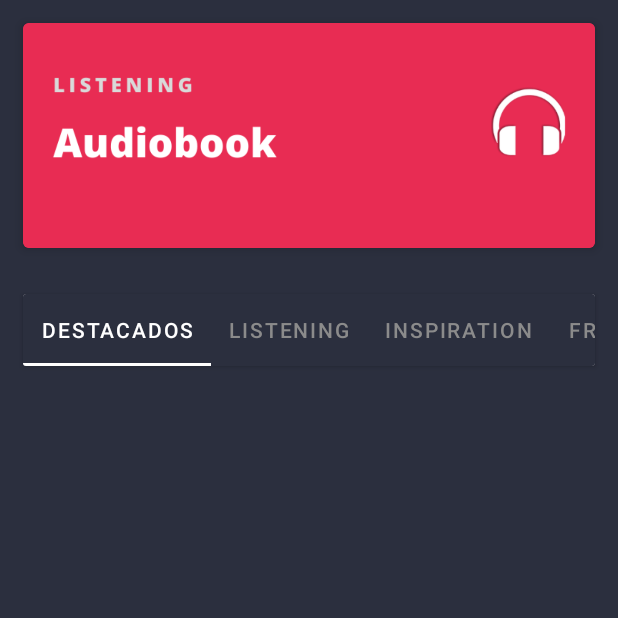
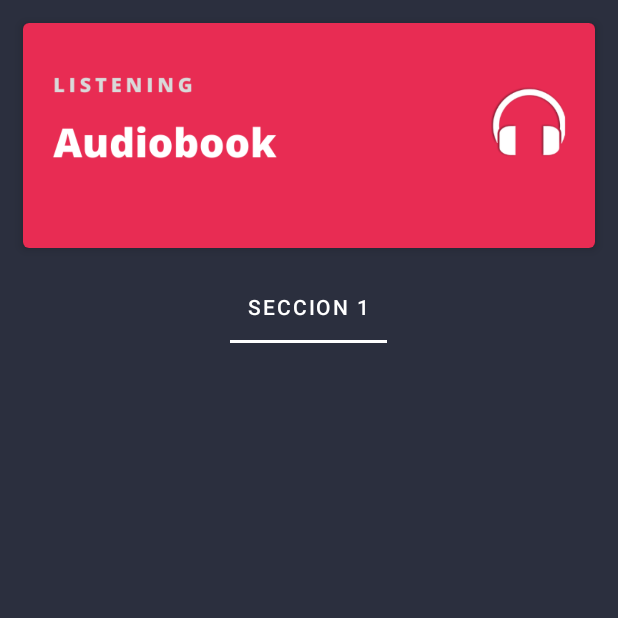
Before and after one commit to g3rardogo/BooksApp, an Android app: the screen it shows after launch (MainActivity), on a phone screen of 412 x 824 dp, the top half of it. Run offline under Robolectric (Android 15) with nearby library versions, the phone set to English and light mode, and no system bars; our stand-ins replace Firebase (no records; nobody signed in at launch, a user with empty details on screens opened directly).

Commit message:
Migrando a scrolling fragment en la pantalla principal

```diff
--- /dev/null
+++ b/app/src/main/java/com/books/app/view/adapter/SectionsPagerAdapter.kt
@@ -0,0 +1,41 @@
+package com.books.app.view.adapter
+
+import android.content.Context
+import androidx.fragment.app.Fragment
+import androidx.fragment.app.FragmentManager
+import androidx.fragment.app.FragmentPagerAdapter
+import com.books.app.R
+import com.books.app.view.ui.fragments.BooksFragment
+
+private val TAB_TITLES = arrayOf("seccion 1")
+
+/**
+ * A [FragmentPagerAdapter] that returns a fragment corresponding to
+ * one of the sections/tabs/pages.
+ */
+class SectionsPagerAdapter(private val context: Context, fm: FragmentManager)
+    : FragmentPagerAdapter(fm) {
+
+    override fun getItem(position: Int): Fragment {
+        var fragment: Fragment? = null
+        when(position){
+            0 -> fragment = BooksFragment()
+        }
+        return fragment!!
+    }
+
+    override fun getPageTitle(position: Int): CharSequence? {
+        when(position){
+            0 -> return "Seccion 1"
+            1 -> return "Seccion 2"
+            2 -> return "Seccion 3"
+            3 -> return "Seccion 4"
+        }
+        return null
+    }
+
+    override fun getCount(): Int {
+        // Show 2 total pages.
+        return 1
+    }
+}
--- a/app/src/main/java/com/books/app/view/ui/activities/MainActivity.kt
+++ b/app/src/main/java/com/books/app/view/ui/activities/MainActivity.kt
@@ -2,15 +2,22 @@ package com.books.app.view.ui.activities
 
 import androidx.appcompat.app.AppCompatActivity
 import android.os.Bundle
+import androidx.viewpager.widget.ViewPager
 import com.books.app.R
+import com.books.app.view.adapter.SectionsPagerAdapter
 import com.books.app.view.ui.fragments.BooksFragment
 import com.books.app.view.ui.fragments.CategoriesMenuFragment
+import com.google.android.material.tabs.TabLayout
 
 class MainActivity : AppCompatActivity() {
     override fun onCreate(savedInstanceState: Bundle?) {
         super.onCreate(savedInstanceState)
         setContentView(R.layout.activity_main)
-
+        val sectionsPagerAdapter = SectionsPagerAdapter(this, supportFragmentManager)
+        val viewPager: ViewPager = findViewById(R.id.view_pager)
+        viewPager.adapter = sectionsPagerAdapter
+        val tabs: TabLayout = findViewById(R.id.tabs)
+        tabs.setupWithViewPager(viewPager)
         supportActionBar?.hide()
     }
 }
--- a/app/src/main/res/layout/activity_main.xml
+++ b/app/src/main/res/layout/activity_main.xml
@@ -4,52 +4,43 @@
     xmlns:tools="http://schemas.android.com/tools"
     android:layout_width="match_parent"
     android:layout_height="match_parent">
+    <ScrollView
+        android:layout_width="match_parent"
+        android:layout_height="match_parent"
+        android:background="@color/colorPrimary">
         <LinearLayout
             android:layout_width="match_parent"
             android:layout_height="match_parent"
-        app:layout_behavior="com.google.android.material.appbar.AppBarLayout$ScrollingViewBehavior"
-        android:background="@color/colorPrimary"
             android:orientation="vertical">
-
             <androidx.cardview.widget.CardView
+                android:id="@+id/card"
                 android:layout_width="match_parent"
                 android:layout_height="wrap_content"
                 app:cardCornerRadius="4dp"
                 app:cardElevation="4dp"
                 android:layout_margin="15dp"
-            app:cardBackgroundColor="@color/colorAccent">
+                app:cardBackgroundColor="@color/black">
                 <ImageView
                     android:layout_width="match_parent"
                     android:layout_height="150dp"
                     android:src="@drawable/banner_home"
                     android:scaleType="centerCrop"/>
             </androidx.cardview.widget.CardView>
-
-        <LinearLayout
-            android:id="@+id/llMenu"
+            <com.google.android.material.tabs.TabLayout
+                android:id="@+id/tabs"
                 android:layout_width="match_parent"
                 android:layout_height="wrap_content"
-            android:orientation="vertical">
-            <fragment
-                android:id="@+id/fragMenu"
+                android:background="@color/colorPrimary"
+                app:tabTextColor="@color/white"
+                app:tabIndicatorColor="@color/white"
+                />
+
+            <androidx.viewpager.widget.ViewPager
+                android:id="@+id/view_pager"
                 android:layout_width="match_parent"
-                android:layout_height="wrap_content"
-                android:name="com.books.app.view.ui.fragments.CategoriesMenuFragment"/>
-        </LinearLayout>
-
-        <LinearLayout
-            android:id="@+id/llMain"
-            android:layout_width="match_parent"
-            android:layout_height="wrap_content"
-            android:orientation="vertical">
-            <fragment
-                android:id="@+id/fragContent"
-                android:layout_width="match_parent"
-                android:layout_height="wrap_content"
-                android:name="androidx.navigation.fragment.NavHostFragment"
-                app:defaultNavHost="true"
-                app:navGraph="@navigation/nav_graph"/>
-        </LinearLayout>
+                android:layout_height="504dp"
+                app:layout_behavior="@string/appbar_scrolling_view_behavior" />
 
         </LinearLayout>
+    </ScrollView>
 </androidx.coordinatorlayout.widget.CoordinatorLayout>
--- a/app/src/main/res/values/strings.xml
+++ b/app/src/main/res/values/strings.xml
@@ -9,4 +9,5 @@
     <string name="tab_5">Inspiration</string>
     <!-- TODO: Remove or change this placeholder text -->
     <string name="hello_blank_fragment">Hello blank fragment</string>
+
 </resources>
```
Also changed, not shown: app/src/main/java/com/books/app/view/ui/fragments/PlaceholderFragment.kt (added, +56 -0 lines), app/src/main/java/com/books/app/viewmodel/PageViewModel.kt (added, +19 -0 lines). Lines whose indentation alone changed are shown as unchanged.
